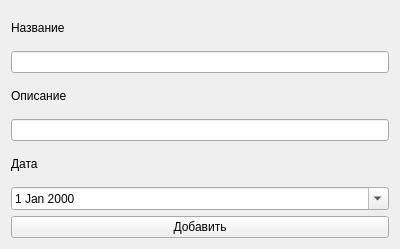
Above: reports_insert.ui from shrimpwhat/student-researches before the change. Below: the same form after it.
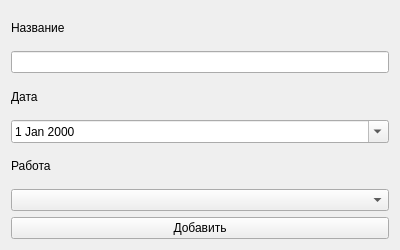
That is the form after the change.

The edit to the form file:
```diff
--- a/reports_insert.ui
+++ b/reports_insert.ui
@@ -7,7 +7,7 @@
     <x>0</x>
     <y>0</y>
     <width>400</width>
-    <height>249</height>
+    <height>250</height>
    </rect>
   </property>
   <property name="windowTitle">
@@ -21,38 +21,7 @@
      </property>
     </widget>
    </item>
-   <item row="3" column="0">
-    <widget class="QLineEdit" name="DescriptionInput">
-     <property name="focusPolicy">
-      <enum>Qt::ClickFocus</enum>
-     </property>
-     <property name="inputMethodHints">
-      <set>Qt::ImhEmailCharactersOnly</set>
-     </property>
-    </widget>
-   </item>
-   <item row="4" column="0">
-    <widget class="QLabel" name="label_3">
-     <property name="text">
-      <string>Дата</string>
-     </property>
-    </widget>
-   </item>
-   <item row="1" column="0">
-    <widget class="QLineEdit" name="NameInput">
-     <property name="focusPolicy">
-      <enum>Qt::ClickFocus</enum>
-     </property>
-    </widget>
-   </item>
-   <item row="2" column="0">
-    <widget class="QLabel" name="label">
-     <property name="text">
-      <string>Описание</string>
-     </property>
-    </widget>
-   </item>
-   <item row="7" column="0">
+   <item row="6" column="0">
     <widget class="QPushButton" name="InsertSubmit">
      <property name="sizePolicy">
       <sizepolicy hsizetype="Expanding" vsizetype="Fixed">
@@ -95,13 +64,37 @@
      </property>
     </widget>
    </item>
-   <item row="5" column="0">
+   <item row="2" column="0">
+    <widget class="QLabel" name="label_3">
+     <property name="text">
+      <string>Дата</string>
+     </property>
+    </widget>
+   </item>
+   <item row="4" column="0">
+    <widget class="QLabel" name="label_4">
+     <property name="text">
+      <string>Работа</string>
+     </property>
+    </widget>
+   </item>
+   <item row="3" column="0">
     <widget class="QDateEdit" name="dateEdit">
      <property name="calendarPopup">
       <bool>true</bool>
      </property>
     </widget>
    </item>
+   <item row="5" column="0">
+    <widget class="QComboBox" name="comboBox"/>
+   </item>
+   <item row="1" column="0">
+    <widget class="QLineEdit" name="NameInput">
+     <property name="focusPolicy">
+      <enum>Qt::ClickFocus</enum>
+     </property>
+    </widget>
+   </item>
   </layout>
  </widget>
  <resources/>
```
